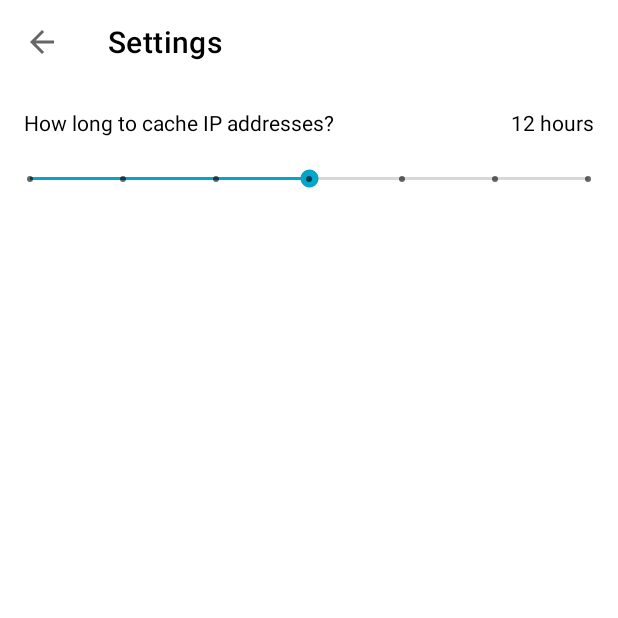
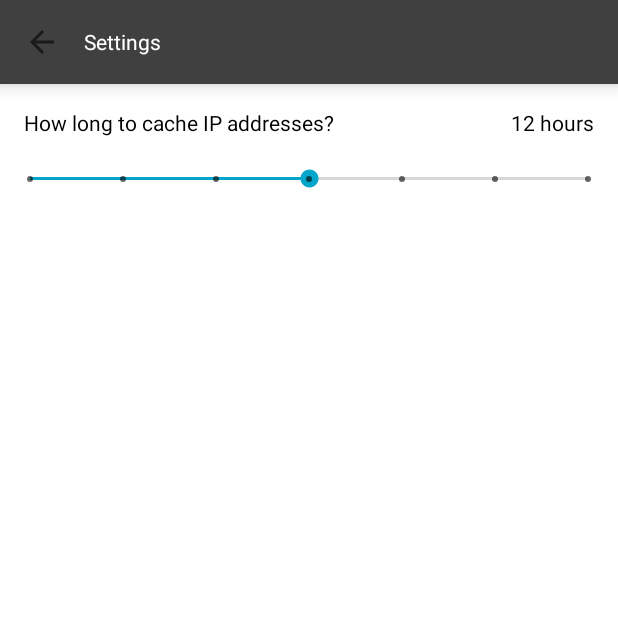
Before and after one commit to Revertron/Mimir, an Android app: the screen it shows after launch (SettingsActivity), in the options menu, after a tap on "Settings", on a phone screen of 412 x 824 dp, the top half of it. Run offline under Robolectric (Android 15) with nearby library versions, the phone set to English and light mode, and no system bars; libraries missing offline, so code that uses them is left out: io.getstream.avatarview, org.bouncycastle.crypto, org.bouncycastle.util.

Commit message:
Toolbar restyle.

```diff
--- a/apps/Android/app/src/main/res/drawable/contact_no_avatar_small.xml
+++ b/apps/Android/app/src/main/res/drawable/contact_no_avatar_small.xml
@@ -3,5 +3,5 @@
     android:width="24dp"
     android:viewportWidth="24"
     android:viewportHeight="24">
-    <path android:fillColor="#000" android:pathData="M12,2A10,10 0 0,0 2,12A10,10 0 0,0 12,22A10,10 0 0,0 22,12A10,10 0 0,0 12,2M7.07,18.28C7.5,17.38 10.12,16.5 12,16.5C13.88,16.5 16.5,17.38 16.93,18.28C15.57,19.36 13.86,20 12,20C10.14,20 8.43,19.36 7.07,18.28M18.36,16.83C16.93,15.09 13.46,14.5 12,14.5C10.54,14.5 7.07,15.09 5.64,16.83C4.62,15.5 4,13.82 4,12C4,7.59 7.59,4 12,4C16.41,4 20,7.59 20,12C20,13.82 19.38,15.5 18.36,16.83M12,6C10.06,6 8.5,7.56 8.5,9.5C8.5,11.44 10.06,13 12,13C13.94,13 15.5,11.44 15.5,9.5C15.5,7.56 13.94,6 12,6M12,11A1.5,1.5 0 0,1 10.5,9.5A1.5,1.5 0 0,1 12,8A1.5,1.5 0 0,1 13.5,9.5A1.5,1.5 0 0,1 12,11Z" />
+    <path android:fillColor="?attr/iconColor" android:pathData="M12,2A10,10 0 0,0 2,12A10,10 0 0,0 12,22A10,10 0 0,0 22,12A10,10 0 0,0 12,2M7.07,18.28C7.5,17.38 10.12,16.5 12,16.5C13.88,16.5 16.5,17.38 16.93,18.28C15.57,19.36 13.86,20 12,20C10.14,20 8.43,19.36 7.07,18.28M18.36,16.83C16.93,15.09 13.46,14.5 12,14.5C10.54,14.5 7.07,15.09 5.64,16.83C4.62,15.5 4,13.82 4,12C4,7.59 7.59,4 12,4C16.41,4 20,7.59 20,12C20,13.82 19.38,15.5 18.36,16.83M12,6C10.06,6 8.5,7.56 8.5,9.5C8.5,11.44 10.06,13 12,13C13.94,13 15.5,11.44 15.5,9.5C15.5,7.56 13.94,6 12,6M12,11A1.5,1.5 0 0,1 10.5,9.5A1.5,1.5 0 0,1 12,8A1.5,1.5 0 0,1 13.5,9.5A1.5,1.5 0 0,1 12,11Z" />
 </vector>
--- a/apps/Android/app/src/main/res/values-night/themes.xml
+++ b/apps/Android/app/src/main/res/values-night/themes.xml
@@ -14,6 +14,8 @@
         <!-- Customize your theme here. -->
         <item name="android:textColorPrimary">@color/white</item>
         <item name="android:textColor">@color/white</item>
+        <item name="android:toolbarStyle">@style/MimirToolbar</item>
+        <item name="toolbarStyle">@style/MimirToolbar</item>
         <item name="textEditBackgroundColor">@color/dark_gray</item>
         <item name="textEditTextColor">@color/light_gray</item>
         <item name="chatBackgroundColor">@color/semi_gray</item>
@@ -26,6 +28,16 @@
         <item name="actionOverflowButtonStyle">@style/MimirToolbarOverflowStyle</item>
     </style>
 
+    <style name="MimirToolbar" parent="Theme.AppCompat.DayNight.DarkActionBar">
+        <item name="android:background">?attr/colorPrimaryVariant</item>
+        <item name="android:colorControlNormal">?attr/colorOnPrimary</item>
+        <item name="android:textColor">@color/white</item>
+        <item name="titleTextColor">@color/white</item>
+        <item name="iconColor">@color/white</item>
+        <item name="elevation">8dp</item>
+        <item name="android:elevation">8dp</item>
+    </style>
+
     <style name="MimirToolbarOverflowStyle" parent="Widget.AppCompat.ActionButton.Overflow">
         <item name="tint">@color/white</item>
     </style>
--- a/apps/Android/app/src/main/res/values/themes.xml
+++ b/apps/Android/app/src/main/res/values/themes.xml
@@ -15,10 +15,11 @@
         <item name="android:textColorPrimary">@color/black</item>
         <item name="android:textColor">@color/black</item>
         <item name="android:toolbarStyle">@style/MimirToolbar</item>
+        <item name="toolbarStyle">@style/MimirToolbar</item>
         <item name="textEditBackgroundColor">@color/light_gray</item>
         <item name="textEditTextColor">@color/dark_gray</item>
         <item name="chatBackgroundColor">@color/light_gray</item>
-        <item name="iconColor">@color/black</item>
+        <item name="iconColor">@color/white</item>
         <item name="unreadBadgeBackColor">@color/gray_80</item>
         <item name="unreadBadgeColor">@color/white</item>
 
@@ -29,12 +30,17 @@
     </style>
 
     <style name="MimirToolbar" parent="Theme.AppCompat.DayNight.DarkActionBar">
-        <item name="android:background">@color/teal_200</item>
-        <item name="colorControlNormal">@color/black</item>
+        <item name="android:background">?attr/colorPrimaryVariant</item>
+        <item name="android:colorControlNormal">?attr/colorOnPrimary</item>
+        <item name="android:textColor">@color/white</item>
+        <item name="titleTextColor">@color/white</item>
+        <item name="iconColor">@color/white</item>
+        <item name="elevation">8dp</item>
+        <item name="android:elevation">8dp</item>
     </style>
 
     <style name="MimirToolbarOverflowStyle" parent="Widget.AppCompat.ActionButton.Overflow">
-        <item name="tint">@color/black</item>
+        <item name="tint">@color/white</item>
     </style>
 
     <style name="EditTextStyle"  parent="android:Widget.EditText">
```
